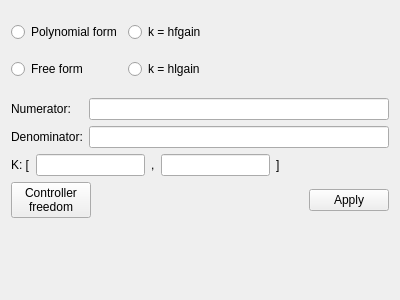
Above: src/gui/loopshaping/controller_form.ui from Isaac-Martinez-Forte/QFTbx before the change. Below: the same form after it.
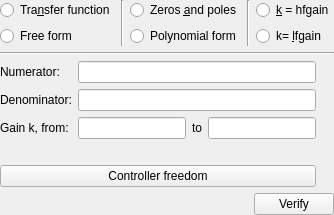
That is the form after the change. The open tabs and pages were chosen to show the change. Custom widgets are drawn as their Qt base class.

Commit message: Verify before applying, and say where the mistake is

The edit to the form file:
```diff
--- a/src/gui/loopshaping/controller_form.ui
+++ b/src/gui/loopshaping/controller_form.ui
@@ -2,24 +2,31 @@
 <ui version="4.0">
  <class>ControllerForm</class>
  <widget class="QWidget" name="ControllerForm">
-  <property name="geometry">
-   <rect>
-    <x>0</x>
-    <y>0</y>
-    <width>400</width>
-    <height>300</height>
-   </rect>
+  <property name="windowTitle">
+   <string>Controller structure</string>
   </property>
   <layout class="QVBoxLayout" name="formLayout">
+   <property name="leftMargin"><number>0</number></property>
+   <property name="topMargin"><number>0</number></property>
+   <property name="rightMargin"><number>0</number></property>
+   <property name="bottomMargin"><number>0</number></property>
+   <item>
+    <widget class="QStackedWidget" name="pageStack">
+     <property name="currentIndex"><number>0</number></property>
+     <widget class="QWidget" name="dataPage">
+      <layout class="QVBoxLayout" name="dataLayout">
+       <property name="leftMargin"><number>0</number></property>
+       <property name="topMargin"><number>0</number></property>
+       <property name="rightMargin"><number>0</number></property>
+       <property name="bottomMargin"><number>0</number></property>
    <item>
     <layout class="QHBoxLayout" name="familyLayout">
      <item>
       <layout class="QVBoxLayout" name="verticalLayout_2">
        <item>
-        <widget class="QRadioButton" name="polynomialRadio">
-         <property name="text">
-          <string>Polynomial form</string>
-         </property>
+            <widget class="QRadioButton" name="transferFunctionRadio">
+             <property name="text"><string>Tra&amp;nsfer function</string></property>
+             <attribute name="buttonGroup"><string notr="true">firstLevel</string></attribute>
         </widget>
        </item>
        <item>
@@ -32,19 +39,43 @@
       </layout>
      </item>
      <item>
-      <layout class="QVBoxLayout" name="verticalLayout_3">
+          <widget class="Line" name="firstLine">
+           <property name="orientation"><enum>Qt::Vertical</enum></property>
+          </widget>
+         </item>
+         <item>
+          <layout class="QVBoxLayout" name="secondLevelLayout">
+           <item>
+            <widget class="QRadioButton" name="zerosPolesRadio">
+             <property name="text"><string>Zeros &amp;and poles</string></property>
+             <attribute name="buttonGroup"><string notr="true">secondLevel</string></attribute>
+            </widget>
+           </item>
+           <item>
+            <widget class="QRadioButton" name="polynomialRadio">
+             <property name="text"><string>Polynomial form</string></property>
+             <attribute name="buttonGroup"><string notr="true">secondLevel</string></attribute>
+            </widget>
+           </item>
+          </layout>
+         </item>
+         <item>
+          <widget class="Line" name="secondLine">
+           <property name="orientation"><enum>Qt::Vertical</enum></property>
+          </widget>
+         </item>
+         <item>
+          <layout class="QVBoxLayout" name="thirdLevelLayout">
        <item>
         <widget class="QRadioButton" name="zpkRadio">
-         <property name="text">
-          <string>k = hfgain</string>
-         </property>
+             <property name="text"><string>&amp;k = hfgain</string></property>
+             <attribute name="buttonGroup"><string notr="true">thirdLevel</string></attribute>
         </widget>
        </item>
        <item>
         <widget class="QRadioButton" name="tcgRadio">
-         <property name="text">
-          <string>k = hlgain</string>
-         </property>
+             <property name="text"><string>k= &amp;lfgain</string></property>
+             <attribute name="buttonGroup"><string notr="true">thirdLevel</string></attribute>
         </widget>
        </item>
       </layout>
@@ -55,210 +86,170 @@
         <enum>Qt::Horizontal</enum>
        </property>
        <property name="sizeHint" stdset="0">
-        <size>
-         <width>40</width>
-         <height>20</height>
-        </size>
+            <size><width>0</width><height>0</height></size>
        </property>
       </spacer>
      </item>
-     <item>
-      <widget class="QStackedWidget" name="figureStack">
-       <property name="minimumSize">
-        <size>
-         <width>131</width>
-         <height>81</height>
-        </size>
-       </property>
-       <widget class="QWidget" name="page"/>
-       <widget class="QWidget" name="page_2">
-        <layout class="QVBoxLayout" name="polyLayout">
-         <property name="leftMargin">
-          <number>0</number>
-         </property>
-         <property name="topMargin">
-          <number>0</number>
-         </property>
-         <property name="rightMargin">
-          <number>0</number>
-         </property>
-         <property name="bottomMargin">
-          <number>0</number>
-         </property>
-         <item>
-          <widget class="QLabel" name="polyImage">
-           <property name="text">
-            <string/>
-           </property>
-          </widget>
-         </item>
         </layout>
-       </widget>
-       <widget class="QWidget" name="page_3">
-        <layout class="QVBoxLayout" name="zpkLayout">
-         <property name="leftMargin">
-          <number>0</number>
-         </property>
-         <property name="topMargin">
-          <number>0</number>
-         </property>
-         <property name="rightMargin">
-          <number>0</number>
-         </property>
-         <property name="bottomMargin">
-          <number>0</number>
-         </property>
-         <item>
-          <widget class="QLabel" name="zpkImage">
-           <property name="text">
-            <string/>
-           </property>
-          </widget>
-         </item>
-        </layout>
-       </widget>
-       <widget class="QWidget" name="page_4">
-        <layout class="QVBoxLayout" name="tcgLayout">
-         <property name="leftMargin">
-          <number>0</number>
-         </property>
-         <property name="topMargin">
-          <number>0</number>
-         </property>
-         <property name="rightMargin">
-          <number>0</number>
-         </property>
-         <property name="bottomMargin">
-          <number>0</number>
-         </property>
+       </item>
          <item>
-          <widget class="QLabel" name="tcgImage">
-           <property name="text">
-            <string/>
-           </property>
-          </widget>
-         </item>
-        </layout>
-       </widget>
-      </widget>
-     </item>
-    </layout>
-   </item>
+        <widget class="Line" name="topRule">
+         <property name="orientation"><enum>Qt::Horizontal</enum></property>
+        </widget>
+       </item>
    <item>
-    <layout class="QFormLayout" name="polynomialLayout">
+        <layout class="QHBoxLayout" name="bodyLayout">
+         <item>
+          <layout class="QVBoxLayout" name="leftLayout">
+           <item>
+            <layout class="QFormLayout" name="fieldsLayout">
      <item row="0" column="0">
-      <widget class="QLabel" name="label">
-       <property name="text">
-        <string>Numerator:</string>
-       </property>
+              <widget class="QLabel" name="numeratorLabel">
+               <property name="text"><string>Numerator:</string></property>
       </widget>
      </item>
      <item row="0" column="1">
       <widget class="QLineEdit" name="numeratorEdit"/>
      </item>
      <item row="1" column="0">
-      <widget class="QLabel" name="label_2">
-       <property name="text">
-        <string>Denominator:</string>
-       </property>
+              <widget class="QLabel" name="denominatorLabel">
+               <property name="text"><string>Denominator:</string></property>
       </widget>
      </item>
      <item row="1" column="1">
       <widget class="QLineEdit" name="denominatorEdit"/>
      </item>
-    </layout>
-   </item>
-   <item>
+             <item row="2" column="0">
+              <widget class="QLabel" name="gainLabel">
+               <property name="text"><string>Gain k, from:</string></property>
+              </widget>
+             </item>
+             <item row="2" column="1">
     <layout class="QHBoxLayout" name="gainLayout">
-     <item>
-      <widget class="QLabel" name="label_3">
-       <property name="text">
-        <string>K: [</string>
-       </property>
-      </widget>
-     </item>
      <item>
       <widget class="QLineEdit" name="gainStart"/>
      </item>
      <item>
-      <widget class="QLabel" name="label_4">
-       <property name="text">
-        <string>,</string>
-       </property>
+                <widget class="QLabel" name="gainSeparator">
+                 <property name="text"><string>to</string></property>
       </widget>
      </item>
      <item>
       <widget class="QLineEdit" name="gainEnd"/>
      </item>
+              </layout>
+             </item>
+            </layout>
+           </item>
      <item>
-      <widget class="QLabel" name="label_5">
-       <property name="text">
-        <string>]</string>
-       </property>
-      </widget>
-     </item>
-     <item>
-      <spacer name="gainSpacer">
-       <property name="orientation">
-        <enum>Qt::Horizontal</enum>
-       </property>
-       <property name="sizeHint" stdset="0">
-        <size>
-         <width>40</width>
-         <height>20</height>
-        </size>
-       </property>
-      </spacer>
-     </item>
-    </layout>
-   </item>
-   <item>
-    <layout class="QHBoxLayout" name="buttonsLayout">
+            <widget class="QLabel" name="hintLabel">
+             <property name="text"><string/></property>
+             <property name="wordWrap"><bool>true</bool></property>
+            </widget>
+           </item>
      <item>
       <widget class="QPushButton" name="uncertaintyButton">
-       <property name="text">
-        <string>Controller
-freedom</string>
-       </property>
+             <property name="text"><string>Controller freedom</string></property>
       </widget>
      </item>
      <item>
-      <spacer name="buttonsSpacer">
-       <property name="orientation">
-        <enum>Qt::Horizontal</enum>
-       </property>
+            <spacer name="leftSpacer">
+             <property name="orientation"><enum>Qt::Vertical</enum></property>
        <property name="sizeHint" stdset="0">
-        <size>
-         <width>40</width>
-         <height>20</height>
-        </size>
-       </property>
-      </spacer>
+              <size><width>0</width><height>0</height></size>
+             </property>
+            </spacer>
+           </item>
+          </layout>
+         </item>
+         <item>
+          <widget class="QStackedWidget" name="figureStack">
+           <property name="currentIndex"><number>0</number></property>
+           <widget class="QWidget" name="figurePage">
+            <layout class="QVBoxLayout" name="figurePageLayout">
+             <property name="leftMargin"><number>0</number></property>
+             <property name="topMargin"><number>0</number></property>
+             <property name="rightMargin"><number>0</number></property>
+             <property name="bottomMargin"><number>0</number></property>
+             <item>
+              <widget class="QLabel" name="familyImage">
+               <property name="alignment"><set>Qt::AlignCenter</set></property>
+               <property name="text"><string/></property>
+              </widget>
+             </item>
+            </layout>
+           </widget>
+           <widget class="QWidget" name="formulaPage">
+            <layout class="QVBoxLayout" name="formulaPageLayout">
+             <property name="leftMargin"><number>0</number></property>
+             <property name="topMargin"><number>0</number></property>
+             <property name="rightMargin"><number>0</number></property>
+             <property name="bottomMargin"><number>0</number></property>
+             <item>
+              <widget class="qftbx::FormulaView" name="formulaView" native="true"/>
+             </item>
+             <item>
+              <widget class="Line" name="formulaRule">
+               <property name="orientation"><enum>Qt::Horizontal</enum></property>
+              </widget>
+             </item>
+             <item>
+              <widget class="qftbx::FormulaView" name="rangeFormula" native="true"/>
+             </item>
+            </layout>
+           </widget>
+          </widget>
+         </item>
+        </layout>
+       </item>
+       <item>
+        <layout class="QHBoxLayout" name="footerLayout">
+         <item>
+          <widget class="QLabel" name="statusLabel">
+           <property name="sizePolicy">
+            <sizepolicy hsizetype="Expanding" vsizetype="Preferred">
+             <horstretch>1</horstretch>
+             <verstretch>0</verstretch>
+            </sizepolicy>
+           </property>
+           <property name="text"><string/></property>
+           <property name="wordWrap"><bool>true</bool></property>
+          </widget>
      </item>
      <item>
       <widget class="QPushButton" name="okButton">
-       <property name="text">
-        <string>Apply</string>
-       </property>
+           <property name="text"><string>Verify</string></property>
       </widget>
      </item>
     </layout>
    </item>
-   <item>
-    <spacer name="bottomSpacer">
-     <property name="orientation">
-      <enum>Qt::Vertical</enum>
-     </property>
-     <property name="sizeHint" stdset="0">
-      <size>
-       <width>20</width>
-       <height>20</height>
-      </size>
-     </property>
-    </spacer>
+      </layout>
+     </widget>
+     <widget class="QWidget" name="uncertaintyPage">
+      <layout class="QVBoxLayout" name="uncertaintyLayout">
+       <property name="leftMargin"><number>0</number></property>
+       <property name="topMargin"><number>0</number></property>
+       <property name="rightMargin"><number>0</number></property>
+       <property name="bottomMargin"><number>0</number></property>
+      </layout>
+     </widget>
+    </widget>
    </item>
   </layout>
  </widget>
+ <buttongroups>
+  <buttongroup name="firstLevel"/>
+  <buttongroup name="secondLevel"/>
+  <buttongroup name="thirdLevel"/>
+ </buttongroups>
+ <customwidgets>
+  <customwidget>
+   <class>qftbx::FormulaView</class>
+   <extends>QWidget</extends>
+   <header location="global">src/gui/common/formula_view.h</header>
+   <container>0</container>
+  </customwidget>
+ </customwidgets>
  <resources/>
  <connections/>
 </ui>
```
Left out of the diff: 11 changed lines with no effect on the pictures. Lines whose indentation alone changed are shown as unchanged. The commit also changes 35 other files.
